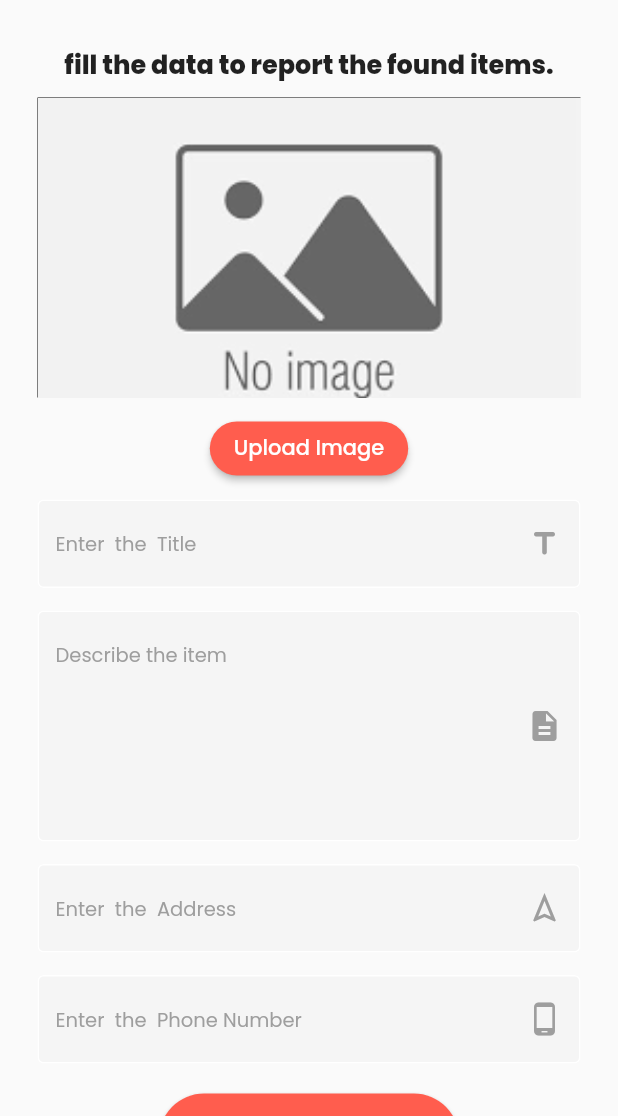
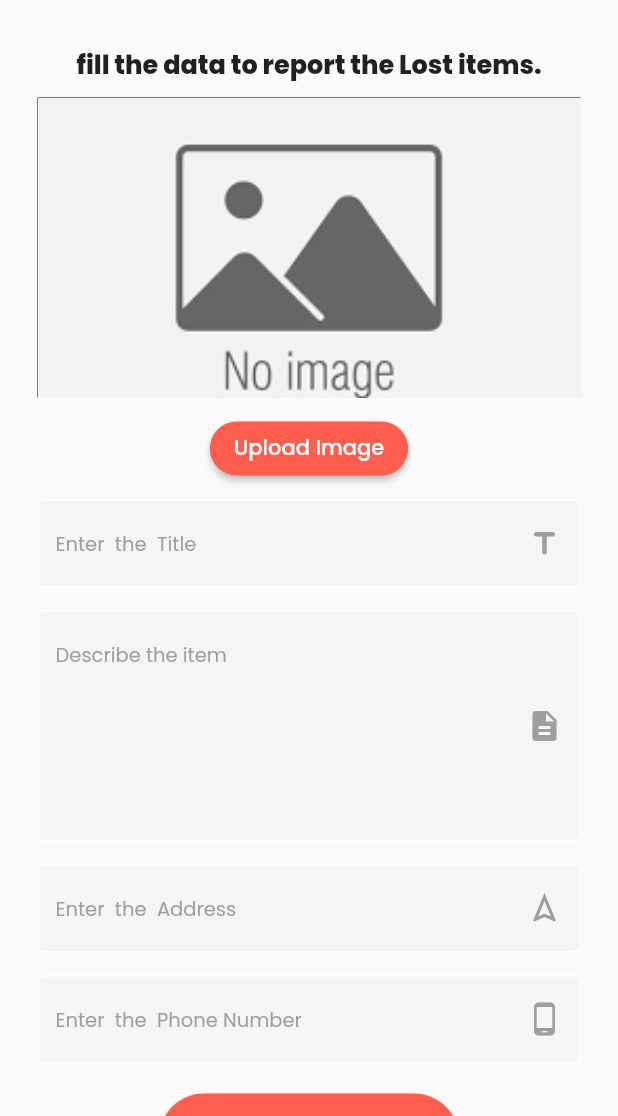
Before and after one commit to jayavardhanjv/ReUnit, a Flutter app: the screen it shows once a user with an empty profile is signed in, after a tap on "Lost an Item", on a phone screen of 412 x 824 dp, the part 120-1236 px from its top. Run offline on Flutter 3.47's test engine with Material 2 defaults, Android fonts, the phone set to English and light mode, and no system bars; our stand-ins replace cloud_firestore, firebase_auth, firebase_core, firebase_storage, form_field_validator, form_validator and 6 more; missing offline and left inert: dart:ffi; accounts and stored records are empty; network calls fail.

Commit message:
34 added new changes

```diff
--- a/lib/auth/auth.dart
+++ b/lib/auth/auth.dart
@@ -32,7 +32,7 @@
           }
         } else {
           // Connection state is not active yet
-          return CircularProgressIndicator();
+          return MainPage();
         }
       },
     );
--- a/lib/main.dart
+++ b/lib/main.dart
@@ -24,7 +24,7 @@
   Widget build(BuildContext context) {
     return MaterialApp(
       debugShowCheckedModeBanner: false,
-      title: 'Flutter Demo',
+      title: 'ReUnite',
       home: const AuthPage(),
     );
   }
--- a/lib/pages/internal pages/report_lost.dart
+++ b/lib/pages/internal pages/report_lost.dart
@@ -216,7 +216,7 @@
                       width: MediaQuery.of(context).size.width - 50,
                       child: Center(
                         child: Text(
-                          "fill the data to report the found items.",
+                          "fill the data to report the Lost items.",
                           style: TextStyle(
                             fontFamily: "Poppins",
                             fontWeight: FontWeight.w800,
```
